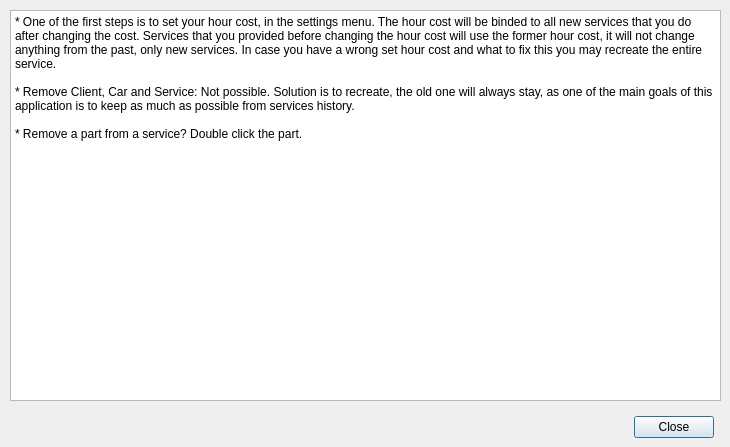
bedi1982/Oficina, file Man_Page.ui: the form before one commit.
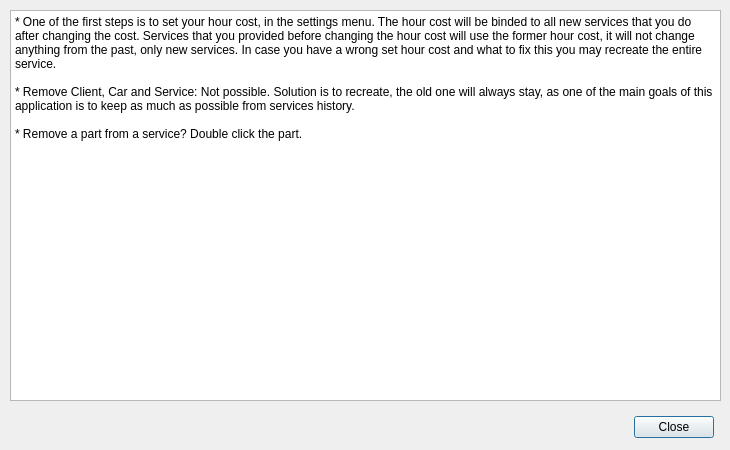
The form after the commit. Icons and pictures are not drawn.

Patch:
```diff
--- a/Man_Page.ui
+++ b/Man_Page.ui
@@ -7,7 +7,7 @@
     <x>0</x>
     <y>0</y>
     <width>730</width>
-    <height>447</height>
+    <height>450</height>
    </rect>
   </property>
   <property name="windowTitle">
```
